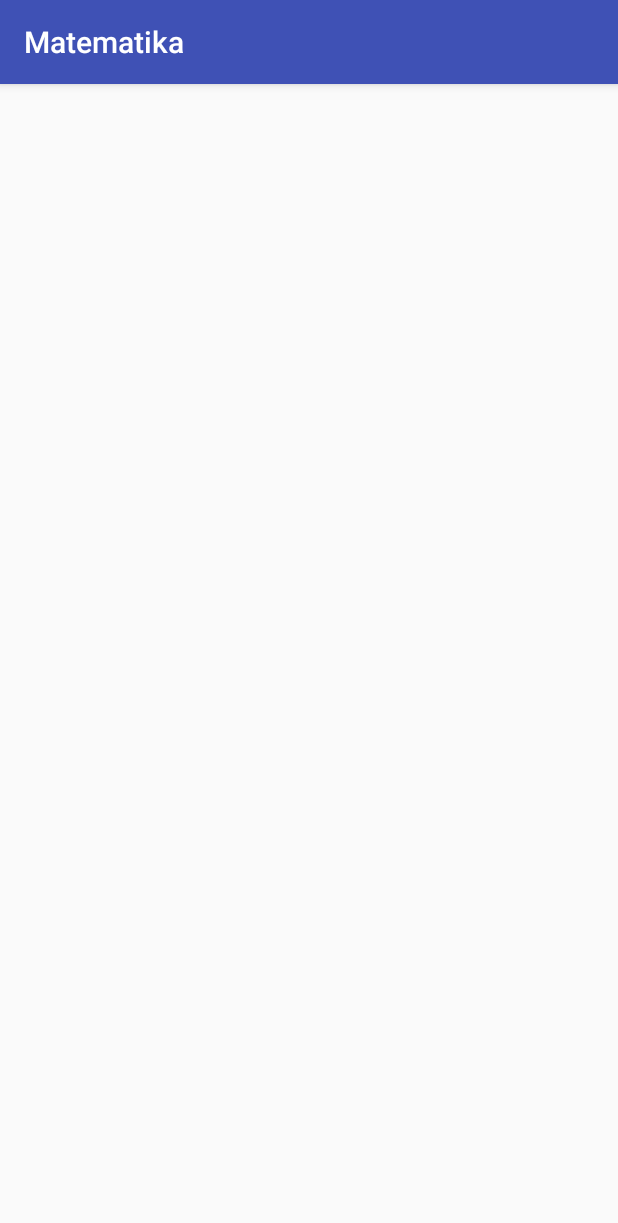
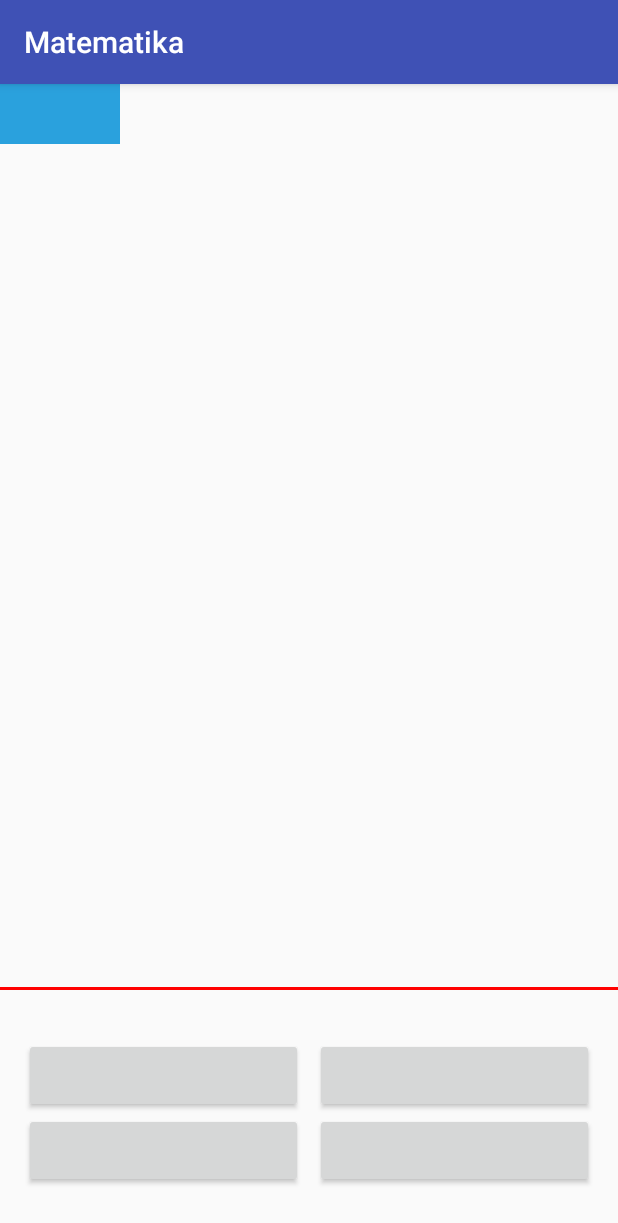
Before and after one commit to MambetniyazovAmir/math-game-android, an Android app: the GameActivity screen opened directly, with no data from a screen before it, on a phone screen of 412 x 824 dp. Shown: the top 1223 px of the screen. Run offline under Robolectric (Android 15) with nearby library versions, the phone set to English and light mode, and no system bars.

Commit message:
Added animation to CustomView

```diff
--- a/app/src/main/AndroidManifest.xml
+++ b/app/src/main/AndroidManifest.xml
@@ -9,14 +9,14 @@
         android:roundIcon="@mipmap/ic_launcher_round"
         android:supportsRtl="true"
         android:theme="@style/AppTheme">
-        <activity android:name=".MainActivity">
+        <activity android:name=".MainActivity" android:screenOrientation="portrait">
             <intent-filter>
                 <action android:name="android.intent.action.MAIN" />
 
                 <category android:name="android.intent.category.LAUNCHER" />
             </intent-filter>
         </activity>
-        <activity android:name=".game.GameActivity"></activity>
+        <activity android:name=".game.GameActivity" android:screenOrientation="portrait"/>
     </application>
 
 </manifest>
--- a/app/src/main/java/com/dasturlash/matematika/MainActivity.java
+++ b/app/src/main/java/com/dasturlash/matematika/MainActivity.java
@@ -13,7 +13,7 @@ public class MainActivity extends AppCompatActivity {
     public static final int PLUS_BUTTON = 2;
     public static final int DIVIDE_BUTTON = 3;
     public static final int MULTIPLY_BUTTON = 4;
-    public static final String EXTRA_BUTTON_TYPE = "EXTRA_BUTTON_TYPE";
+    public static final String EXTRA_BUTTON_TYPE = "extraButtonType";
 
     private Button minusBtn, plusBtn, divideBtn, multiplyBtn;
 
@@ -34,7 +34,7 @@ public class MainActivity extends AppCompatActivity {
     View.OnClickListener listener = new View.OnClickListener() {
         @Override
         public void onClick(View view) {
-            Intent intent = new Intent(getBaseContext(), GameActivity.class);
+            Intent intent = new Intent(MainActivity.this, GameActivity.class);
             if (view == minusBtn) {
                 intent.putExtra(EXTRA_BUTTON_TYPE, MINUS_BUTTON);
             } else if (view == plusBtn) {
@@ -42,7 +42,7 @@ public class MainActivity extends AppCompatActivity {
             } else if (view == divideBtn) {
                 intent.putExtra(EXTRA_BUTTON_TYPE, DIVIDE_BUTTON);
             } else if (view == multiplyBtn) {
-                intent.putExtra(EXTRA_BUTTON_TYPE, DIVIDE_BUTTON);
+                intent.putExtra(EXTRA_BUTTON_TYPE, MULTIPLY_BUTTON);
             } else {
                 return;
             }
--- /dev/null
+++ b/app/src/main/java/com/dasturlash/matematika/cutomview/CustomView.java
@@ -0,0 +1,38 @@
+package com.dasturlash.matematika.cutomview;
+
+import android.annotation.SuppressLint;
+import android.content.Context;
+import android.support.annotation.Nullable;
+import android.util.AttributeSet;
+import android.view.LayoutInflater;
+import android.view.View;
+import android.view.animation.Animation;
+import android.view.animation.AnimationUtils;
+import android.widget.LinearLayout;
+import android.widget.TextView;
+
+import com.dasturlash.matematika.R;
+
+/**
+ * Created by QAREKEN on 4/29/2018.
+ */
+
+@SuppressLint("ViewConstructor")
+public class CustomView extends LinearLayout implements CustomViewInterface {
+
+    private TextView text;
+    private int type;
+
+    @SuppressLint("ResourceAsColor")
+    public CustomView(Context context, int type, @Nullable AttributeSet attrs) {
+        super(context, attrs);
+        this.type = type;
+        View view = LayoutInflater.from(context).inflate(R.layout.view_custom, this);
+        text = view.findViewById(R.id.text);
+    }
+
+    @Override
+    public void setTask(String task) {
+        text.setText(task);
+    }
+}
--- /dev/null
+++ b/app/src/main/java/com/dasturlash/matematika/cutomview/CustomViewInterface.java
@@ -0,0 +1,9 @@
+package com.dasturlash.matematika.cutomview;
+
+/**
+ * Created by QAREKEN on 4/30/2018.
+ */
+
+public interface CustomViewInterface {
+    public void setTask(String task);
+}
--- a/app/src/main/java/com/dasturlash/matematika/game/GameActivity.java
+++ b/app/src/main/java/com/dasturlash/matematika/game/GameActivity.java
@@ -2,8 +2,13 @@ package com.dasturlash.matematika.game;
 
 import android.support.v7.app.AppCompatActivity;
 import android.os.Bundle;
+import android.view.animation.Animation;
+import android.view.animation.AnimationUtils;
+import android.widget.LinearLayout;
 
+import com.dasturlash.matematika.MainActivity;
 import com.dasturlash.matematika.R;
+import com.dasturlash.matematika.cutomview.CustomView;
 
 public class GameActivity extends AppCompatActivity {
 
@@ -11,5 +16,15 @@ public class GameActivity extends AppCompatActivity {
     protected void onCreate(Bundle savedInstanceState) {
         super.onCreate(savedInstanceState);
         setContentView(R.layout.activity_game);
+        LinearLayout linearLayout = findViewById(R.id.customViewContainer);
+        CustomView view = new CustomView(GameActivity.this, getIntent().getIntExtra(MainActivity.EXTRA_BUTTON_TYPE, 0), null);
+        linearLayout.addView(view);
+        startAnimation(view);
+    }
+
+    private void startAnimation(CustomView view) {
+        Animation animation = AnimationUtils.loadAnimation(this, R.anim.slide_down);
+        animation.setDuration(5000);
+        view.startAnimation(animation);
     }
 }
--- /dev/null
+++ b/app/src/main/res/anim/slide_down.xml
@@ -0,0 +1,6 @@
+<?xml version="1.0" encoding="utf-8"?>
+<set xmlns:android="http://schemas.android.com/apk/res/android"
+    android:interpolator="@android:anim/linear_interpolator">
+    <translate android:fromYDelta="0"
+        android:toYDelta="90%p" />
+</set>
--- a/app/src/main/res/layout/activity_game.xml
+++ b/app/src/main/res/layout/activity_game.xml
@@ -2,8 +2,69 @@
 <android.support.constraint.ConstraintLayout xmlns:android="http://schemas.android.com/apk/res/android"
     xmlns:app="http://schemas.android.com/apk/res-auto"
     xmlns:tools="http://schemas.android.com/tools"
+    android:id="@+id/container"
     android:layout_width="match_parent"
     android:layout_height="match_parent"
     tools:context="com.dasturlash.matematika.game.GameActivity">
 
+    <LinearLayout
+        android:id="@+id/customViewContainer"
+        android:layout_width="match_parent"
+        android:layout_height="0dp"
+        android:orientation="horizontal"
+        app:layout_constraintBottom_toTopOf="@+id/line"
+        app:layout_constraintTop_toTopOf="@+id/container"
+        app:layout_constraintLeft_toLeftOf="@+id/container"
+        app:layout_constraintRight_toRightOf="@+id/container"/>
+
+    <LinearLayout
+        android:id="@+id/line"
+        android:layout_width="match_parent"
+        android:layout_height="2dp"
+        android:layout_marginBottom="32dp"
+        android:background="@color/colorRed"
+        android:orientation="horizontal"
+        app:layout_constraintBottom_toTopOf="@+id/variantA" />
+
+    <Button
+        android:id="@+id/variantA"
+        android:layout_width="0dp"
+        android:layout_height="50dp"
+        app:layout_constraintBottom_toTopOf="@+id/variantC"
+        app:layout_constraintLeft_toLeftOf="@+id/variantC"
+        app:layout_constraintRight_toRightOf="@+id/variantC" />
+
+    <Button
+        android:id="@+id/variantB"
+        android:layout_width="0dp"
+        android:layout_height="50dp"
+        app:layout_constraintBottom_toTopOf="@+id/variantD"
+        app:layout_constraintLeft_toLeftOf="@+id/variantD"
+        app:layout_constraintRight_toRightOf="@+id/variantD" />
+
+    <Button
+        android:id="@+id/variantC"
+        android:layout_width="0dp"
+        android:layout_height="50dp"
+        android:layout_marginBottom="32dp"
+        android:layout_marginEnd="4dp"
+        android:layout_marginLeft="16dp"
+        android:layout_marginRight="4dp"
+        android:layout_marginStart="16dp"
+        app:layout_constraintBottom_toBottomOf="@+id/container"
+        app:layout_constraintLeft_toLeftOf="@+id/container"
+        app:layout_constraintRight_toLeftOf="@+id/variantD" />
+
+    <Button
+        android:id="@+id/variantD"
+        android:layout_width="0dp"
+        android:layout_height="50dp"
+        android:layout_marginBottom="32dp"
+        android:layout_marginEnd="16dp"
+        android:layout_marginLeft="4dp"
+        android:layout_marginRight="16dp"
+        android:layout_marginStart="4dp"
+        app:layout_constraintBottom_toBottomOf="@+id/container"
+        app:layout_constraintLeft_toRightOf="@+id/variantC"
+        app:layout_constraintRight_toRightOf="@+id/container" />
 </android.support.constraint.ConstraintLayout>
--- /dev/null
+++ b/app/src/main/res/layout/view_custom.xml
@@ -0,0 +1,18 @@
+<?xml version="1.0" encoding="utf-8"?>
+<LinearLayout xmlns:android="http://schemas.android.com/apk/res/android"
+    android:id="@+id/container"
+    android:layout_width="80dp"
+    android:layout_height="40dp"
+    android:orientation="horizontal"
+    android:weightSum="3"
+    android:background="@color/colorCustomViewDefault">
+
+    <TextView
+        android:id="@+id/text"
+        android:layout_width="match_parent"
+        android:layout_height="match_parent"
+        android:gravity="center"
+        android:textSize="16sp"
+        android:textColor="@color/colorWhite"/>
+
+</LinearLayout>
--- a/app/src/main/res/values/colors.xml
+++ b/app/src/main/res/values/colors.xml
@@ -3,4 +3,8 @@
     <color name="colorPrimary">#3F51B5</color>
     <color name="colorPrimaryDark">#303F9F</color>
     <color name="colorAccent">#FF4081</color>
+    <color name="colorRed">#ff0000</color>
+    <color name="colorWhite">#ffffff</color>
+    <color name="colorCustomViewDefault">#2AA1DD</color>
+    <color name="colorCustomViewError">#D63B32</color>
 </resources>
```
Also changed, not shown: app/src/main/java/com/dasturlash/matematika/cutomview/TaskMaker.java (added, +17 -0 lines), app/src/main/res/layout/activity_main.xml (+28 -29 lines), app/src/main/res/values/strings.xml (+4 -4 lines).
